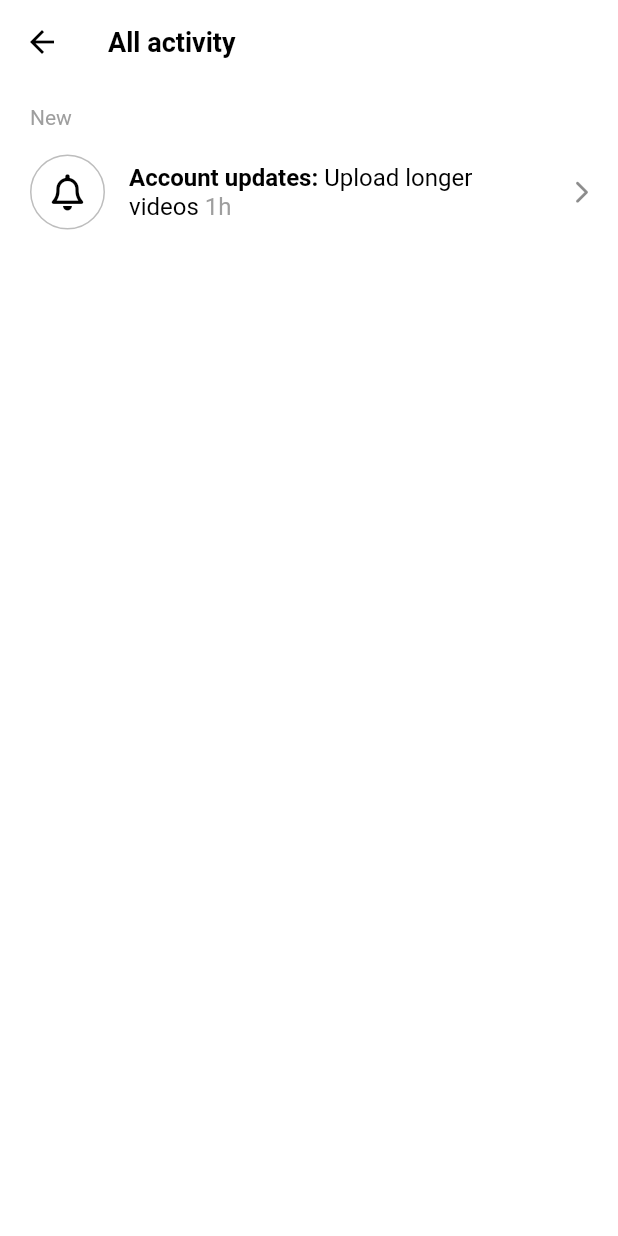
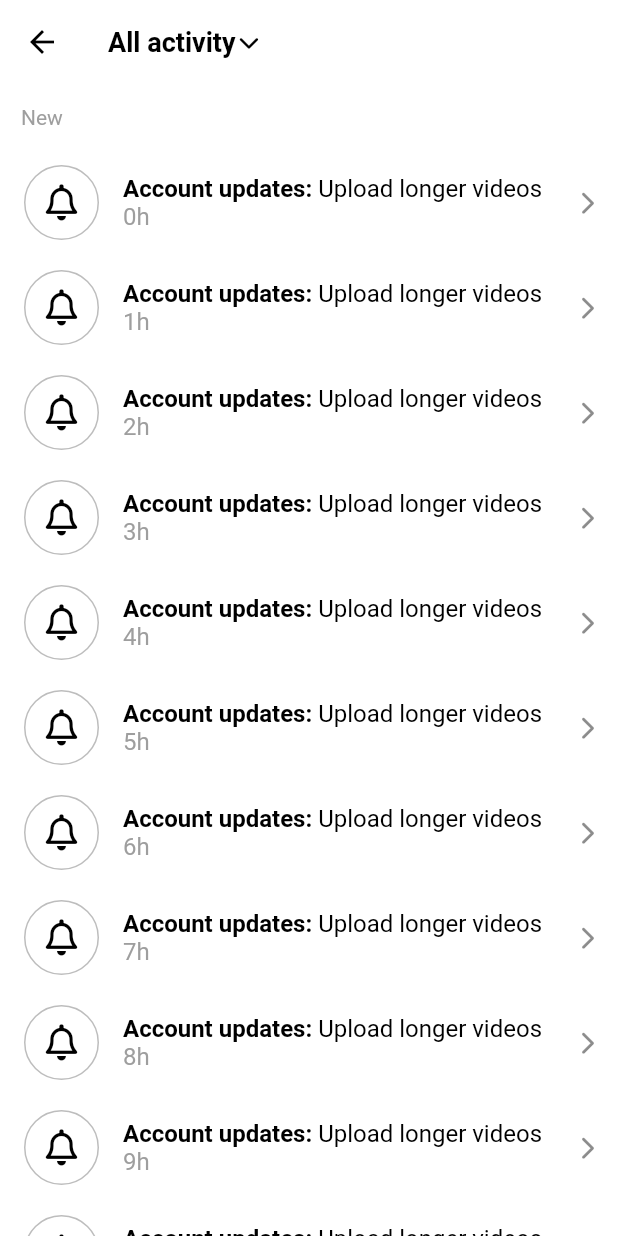
Before and after one commit to wxxd-fxrest/woodtok, a Flutter app: the ActivityScreen screen opened directly, on a phone screen of 412 x 824 dp. Run offline on Flutter 3.47's test engine with Material 2 defaults, Android fonts, the phone set to English and light mode, and no system bars; our stand-ins replace font_awesome_flutter, video_player, visibility_detector; network calls fail.

```diff
--- a/lib/features/inbox/activity_screen.dart
+++ b/lib/features/inbox/activity_screen.dart
@@ -3,31 +3,156 @@ import 'package:font_awesome_flutter/font_awesome_flutter.dart';
 import 'package:woodtok/constants/gaps.dart';
 import 'package:woodtok/constants/sizes.dart';
 
-class ActivityScreen extends StatelessWidget {
+class ActivityScreen extends StatefulWidget {
   const ActivityScreen({super.key});
+
+  @override
+  State<ActivityScreen> createState() => _ActivityScreenState();
+}
+
+class _ActivityScreenState extends State<ActivityScreen>
+    with SingleTickerProviderStateMixin {
+  final List<String> _notifications = List.generate(20, (index) => "${index}h");
+
+  final List<Map<String, dynamic>> _tabs = [
+    {
+      "title": "All activity",
+      "icon": FontAwesomeIcons.solidMessage,
+    },
+    {
+      "title": "Likes",
+      "icon": FontAwesomeIcons.solidHeart,
+    },
+    {
+      "title": "Comments",
+      "icon": FontAwesomeIcons.solidComments,
+    },
+    {
+      "title": "Mentions",
+      "icon": FontAwesomeIcons.at,
+    },
+    {
+      "title": "Followers",
+      "icon": FontAwesomeIcons.solidUser,
+    },
+    {
+      "title": "From TikTok",
+      "icon": FontAwesomeIcons.tiktok,
+    }
+  ];
+
+  bool _showBarrier = false;
+
+  late final AnimationController _animationController = AnimationController(
+    vsync: this,
+    duration: const Duration(milliseconds: 200),
+  );
+
+  late final Animation<double> _arrowAnimation =
+      Tween(begin: 0.0, end: 0.5).animate(_animationController);
+
+  late final Animation<Offset> _panelAnimation = Tween(
+    begin: const Offset(0, -1),
+    end: Offset.zero,
+  ).animate(_animationController);
+
+  late final Animation<Color?> _barrierAnimaiton = ColorTween(
+    begin: Colors.transparent,
+    end: Colors.black38,
+  ).animate(_animationController);
+
+  void _onDismissed(String notification) {
+    _notifications.remove(notification);
+    setState(() {});
+  }
+
+  void _toggleAnimaions() async {
+    if (_animationController.isCompleted) {
+      await _animationController.reverse();
+    } else {
+      _animationController.forward();
+    }
+
+    setState(() {
+      _showBarrier = !_showBarrier;
+    });
+  }
 
   @override
   Widget build(BuildContext context) {
     return Scaffold(
       appBar: AppBar(
-        title: const Text("All activity"),
+        title: GestureDetector(
+          onTap: _toggleAnimaions,
+          child: Row(
+            mainAxisSize: MainAxisSize.min,
+            mainAxisAlignment: MainAxisAlignment.center,
+            children: [
+              const Text("All activity"),
+              Gaps.h2,
+              RotationTransition(
+                turns: _arrowAnimation,
+                child: const FaIcon(
+                  FontAwesomeIcons.chevronDown,
+                  size: Sizes.size14,
                 ),
-      body: ListView(
-        padding: const EdgeInsets.symmetric(
-          horizontal: Sizes.size20,
               ),
+            ],
+          ),
+        ),
+      ),
+      body: Stack(
+        children: [
+          ListView(
             children: [
               Gaps.v14,
-          Text(
+              Padding(
+                padding: const EdgeInsets.symmetric(
+                  horizontal: Sizes.size14,
+                ),
+                child: Text(
                   "New",
                   style: TextStyle(
                     fontSize: Sizes.size14,
                     color: Colors.grey.shade500,
                   ),
                 ),
+              ),
               Gaps.v14,
-          ListTile(
-            contentPadding: EdgeInsets.zero,
+              for (var notification in _notifications)
+                Dismissible(
+                  key: Key(notification),
+                  onDismissed: (direction) => _onDismissed(notification),
+                  background: Container(
+                    alignment: Alignment.centerLeft,
+                    color: Colors.green,
+                    child: const Padding(
+                      padding: EdgeInsets.only(
+                        left: Sizes.size10,
+                      ),
+                      child: FaIcon(
+                        FontAwesomeIcons.checkDouble,
+                        color: Colors.white,
+                        size: Sizes.size32,
+                      ),
+                    ),
+                  ),
+                  secondaryBackground: Container(
+                    alignment: Alignment.centerRight,
+                    color: Colors.red,
+                    child: const Padding(
+                      padding: EdgeInsets.only(
+                        right: Sizes.size10,
+                      ),
+                      child: FaIcon(
+                        FontAwesomeIcons.trashCan,
+                        color: Colors.white,
+                        size: Sizes.size32,
+                      ),
+                    ),
+                  ),
+                  child: ListTile(
+                    minVerticalPadding: Sizes.size16,
                     leading: Container(
                       width: Sizes.size52 - Sizes.size2,
                       decoration: BoxDecoration(
@@ -61,7 +186,7 @@ class ActivityScreen extends StatelessWidget {
                             ),
                           ),
                           TextSpan(
-                    text: " 1h",
+                            text: " $notification",
                             style: TextStyle(
                               fontWeight: FontWeight.normal,
                               color: Colors.grey.shade500,
@@ -74,7 +199,50 @@ class ActivityScreen extends StatelessWidget {
                       FontAwesomeIcons.chevronRight,
                       size: Sizes.size16,
                     ),
+                  ),
                 )
+            ],
+          ),
+          if (_showBarrier)
+            AnimatedModalBarrier(
+              color: _barrierAnimaiton,
+              dismissible: true,
+              onDismiss: _toggleAnimaions,
+            ),
+          SlideTransition(
+            position: _panelAnimation,
+            child: Container(
+              decoration: const BoxDecoration(
+                color: Colors.white,
+                borderRadius: BorderRadius.only(
+                  bottomLeft: Radius.circular(Sizes.size5),
+                  bottomRight: Radius.circular(Sizes.size5),
+                ),
+              ),
+              child: Column(
+                mainAxisSize: MainAxisSize.min,
+                children: [
+                  for (var tab in _tabs)
+                    ListTile(
+                      title: Row(
+                        children: [
+                          FaIcon(
+                            tab["icon"],
+                            color: Colors.black,
+                            size: Sizes.size16,
+                          ),
+                          Gaps.h20,
+                          Text(
+                            tab["title"],
+                            style: const TextStyle(fontWeight: FontWeight.bold),
+                          ),
+                        ],
+                      ),
+                    )
+                ],
+              ),
+            ),
+          ),
         ],
       ),
     );
--- a/lib/features/videos/video_timeline_screen.dart
+++ b/lib/features/videos/video_timeline_screen.dart
@@ -9,7 +9,7 @@ class VideoTimeLineScreen extends StatefulWidget {
 }
 
 class _VideoTimeLineScreenState extends State<VideoTimeLineScreen> {
-  int _itemCount = 4;
+  int _itemCount = 3;
 
   final PageController _pageController = PageController();
 
```
Also changed, not shown: lib/features/inbox/chat_detail_screen.dart (added, +157 -0 lines), lib/features/inbox/chats_screen.dart (added, +116 -0 lines), lib/features/inbox/inbox_screen.dart (+16 -4 lines). Lines whose indentation alone changed are shown as unchanged.
